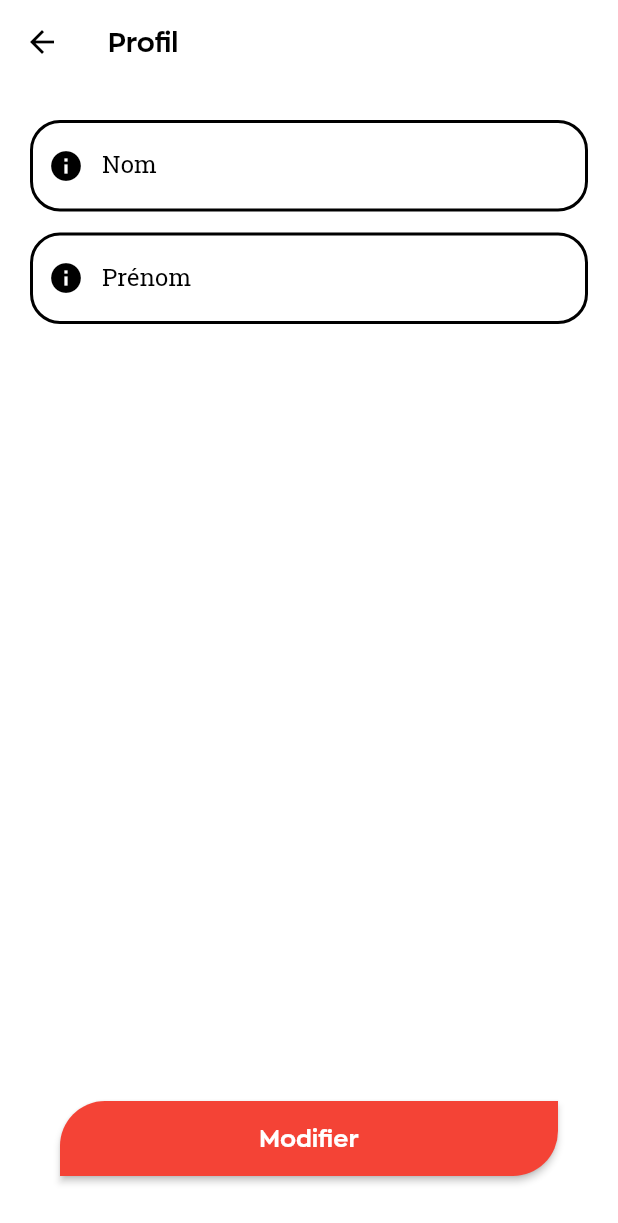
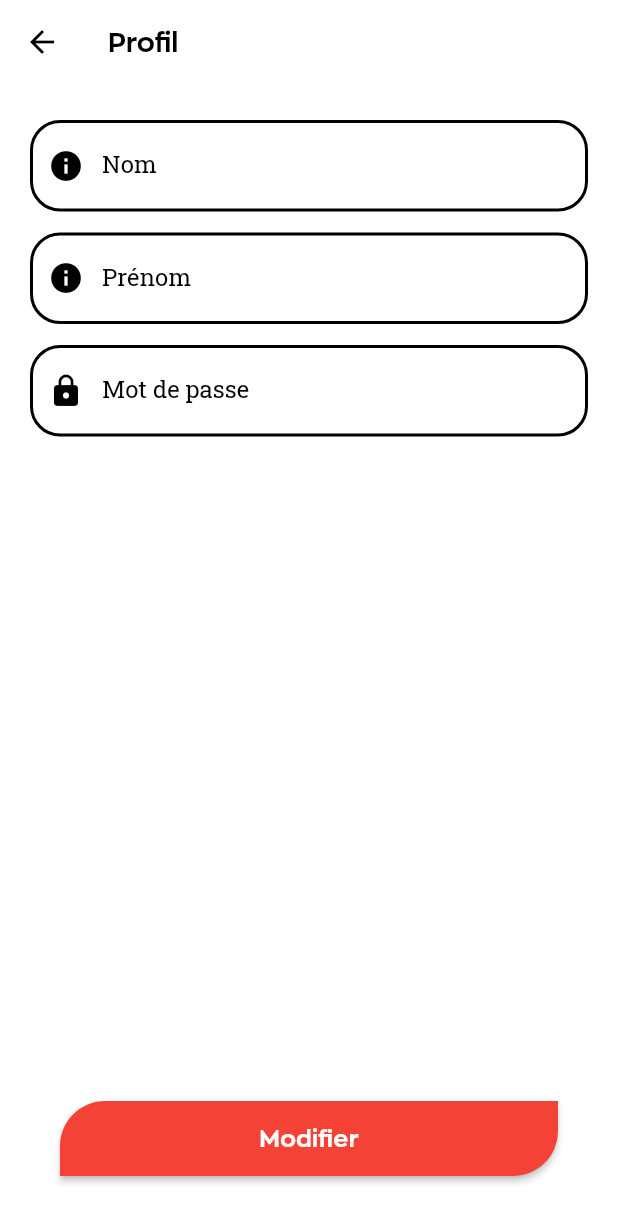
Before and after one commit to Zied-Dahmani/monitor-current, a Flutter app: the ProfileScreen screen opened by its route, on a phone screen of 412 x 824 dp. Shown: the top 1223 px of the screen. Run offline on Flutter 3.47's test engine with Material 2 defaults, Android fonts, the phone set to English and light mode, and no system bars; our stand-ins replace charts_flutter, font_awesome_flutter, image_picker, shared_preferences, syncfusion_flutter_charts; missing offline and left inert: mailer; accounts and stored records are empty; network calls fail.

Commit message:
Edit Profile ( Password )

```diff
--- a/lib/screens/user/add__edit_controller_screen.dart
+++ b/lib/screens/user/add__edit_controller_screen.dart
@@ -118,7 +118,7 @@ class _AddEditControllerScreenState extends State<AddEditControllerScreen> {
   Future editController() async {
 
     var data ={"email":widget.controller.getEmail(),"firstName":_firstNameController.text,"lastName":_lastNameController.text};
-    final response = await http.post(Uri.parse('$url/editController.php'),body: data);
+    final response = await http.post(Uri.parse('$url/editUser.php'),body: data);
 
     var responseJson =json.decode(response.body);
 
--- a/lib/screens/user/profile_screen.dart
+++ b/lib/screens/user/profile_screen.dart
@@ -20,7 +20,8 @@ class ProfileScreen extends StatefulWidget {
 class _ProfileScreenState extends State<ProfileScreen> {
 
   final _lastNameController = TextEditingController(),
-      _firstNameController = TextEditingController();
+      _firstNameController = TextEditingController(),
+      _passwordController = TextEditingController();
 
   final _Formkey = GlobalKey<FormState>();
 
@@ -41,11 +42,15 @@ class _ProfileScreenState extends State<ProfileScreen> {
                 key: _Formkey,
                 child: Column(
                   children: [
+
                     TextFormFieldWidget(controller:_lastNameController,icon:Icons.info,labelText:"Nom",hintText: "",
                         inputType: TextInputType.text),
                     SizedBox(height: 14),
                     TextFormFieldWidget(controller:_firstNameController,icon:Icons.info,labelText:"Prénom",hintText: "",
                         inputType: TextInputType.number),
+                    SizedBox(height: 14),
+                    TextFormFieldWidget(controller:_passwordController,icon:Icons.lock,labelText:"Mot de passe",hintText: "",
+                        inputType: TextInputType.text,obscureText: true),
 
                     //SizedBox(height: 40),
                     Spacer(),
@@ -76,6 +81,7 @@ class _ProfileScreenState extends State<ProfileScreen> {
         setState(() {
           _firstNameController.text=data[i]['prénom'];
           _lastNameController.text=data[i]['nom'];
+          _passwordController.text=data[i]['mdp'];
         });
 
   }
@@ -85,8 +91,8 @@ class _ProfileScreenState extends State<ProfileScreen> {
     final prefs = await SharedPreferences.getInstance();
     var email = prefs.getString('email');
 
-    var data ={"email":email,"firstName":_firstNameController.text,"lastName":_lastNameController.text};
-    final response = await http.post(Uri.parse('$url/editController.php'),body: data);
+    var data ={"email":email,"firstName":_firstNameController.text,"lastName":_lastNameController.text,"password":_passwordController.text};
+    final response = await http.post(Uri.parse('$url/editUser.php'),body: data);
 
     var responseJson =json.decode(response.body);
 
--- a/lib/utilities/constants.dart
+++ b/lib/utilities/constants.dart
@@ -9,4 +9,4 @@ const kred = Colors.red;
 const klightGrey = const Color(0xFFf6f6f6);
 
 
-const url = 'http://192.168.1.5:8080/pfe';
+const url = 'http://192.168.1.3:8080/pfe';
```
